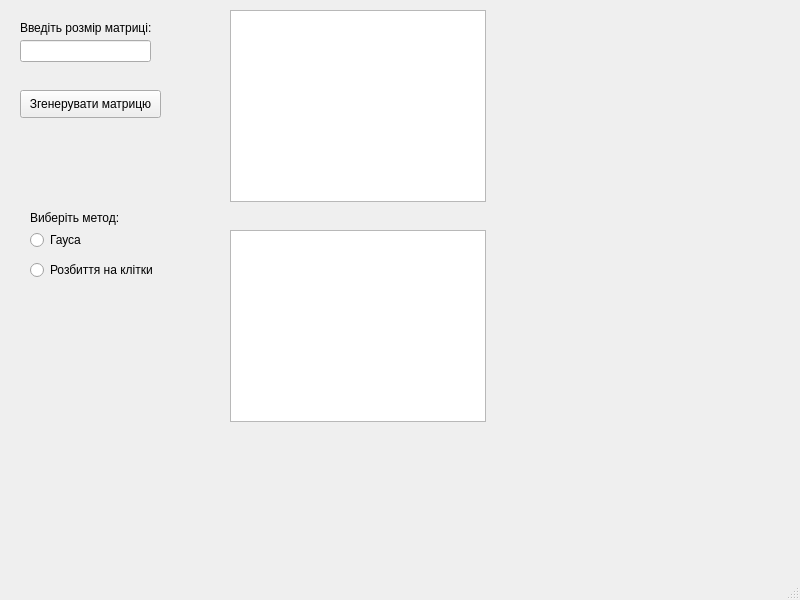
Qt form Inversion_Matrix/mainwindow.ui (x-FIREFOUR-x/GUI_inversionMatrix) before a commit.
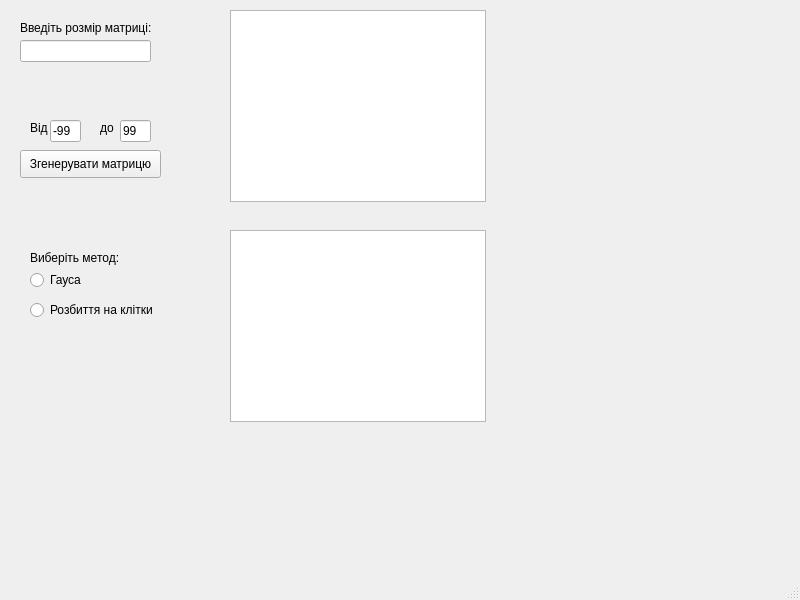
The same form after that commit.

Commit message: add limits generation value

```diff
--- a/Inversion_Matrix/mainwindow.ui
+++ b/Inversion_Matrix/mainwindow.ui
@@ -41,7 +41,7 @@
     <property name="geometry">
      <rect>
       <x>20</x>
-      <y>90</y>
+      <y>150</y>
       <width>141</width>
       <height>28</height>
      </rect>
@@ -54,7 +54,7 @@
     <property name="geometry">
      <rect>
       <x>30</x>
-      <y>210</y>
+      <y>250</y>
       <width>131</width>
       <height>16</height>
      </rect>
@@ -67,7 +67,7 @@
     <property name="geometry">
      <rect>
       <x>30</x>
-      <y>230</y>
+      <y>270</y>
       <width>95</width>
       <height>20</height>
      </rect>
@@ -80,7 +80,7 @@
     <property name="geometry">
      <rect>
       <x>30</x>
-      <y>260</y>
+      <y>300</y>
       <width>141</width>
       <height>20</height>
      </rect>
@@ -121,6 +121,58 @@
      <number>37</number>
     </attribute>
    </widget>
+   <widget class="QLineEdit" name="lineEdit_2">
+    <property name="geometry">
+     <rect>
+      <x>50</x>
+      <y>120</y>
+      <width>31</width>
+      <height>22</height>
+     </rect>
+    </property>
+    <property name="text">
+     <string>-99</string>
+    </property>
+   </widget>
+   <widget class="QLineEdit" name="lineEdit_3">
+    <property name="geometry">
+     <rect>
+      <x>120</x>
+      <y>120</y>
+      <width>31</width>
+      <height>22</height>
+     </rect>
+    </property>
+    <property name="text">
+     <string>99</string>
+    </property>
+   </widget>
+   <widget class="QLabel" name="label_3">
+    <property name="geometry">
+     <rect>
+      <x>30</x>
+      <y>120</y>
+      <width>21</width>
+      <height>16</height>
+     </rect>
+    </property>
+    <property name="text">
+     <string>Від</string>
+    </property>
+   </widget>
+   <widget class="QLabel" name="label_4">
+    <property name="geometry">
+     <rect>
+      <x>100</x>
+      <y>120</y>
+      <width>21</width>
+      <height>16</height>
+     </rect>
+    </property>
+    <property name="text">
+     <string>до</string>
+    </property>
+   </widget>
   </widget>
   <widget class="QMenuBar" name="menubar">
    <property name="geometry">
```
The commit also changes 1 other file.
